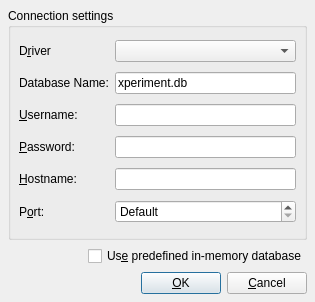
Before: the Qt Designer form sandbox/icl/libs/xplore/br1/sqlbrowser/qsqlconnectiondialog.ui in tonado/boost, drawn with Qt 5.
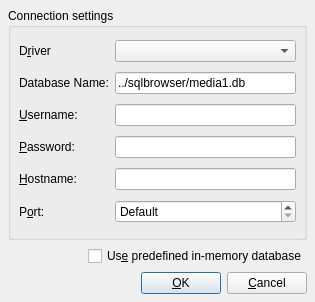
After: the same form once the commit is applied.

Commit message: Changes on the toy db-schema

```diff
--- a/sandbox/icl/libs/xplore/br1/sqlbrowser/qsqlconnectiondialog.ui
+++ b/sandbox/icl/libs/xplore/br1/sqlbrowser/qsqlconnectiondialog.ui
@@ -58,7 +58,7 @@
       <item row="1" column="1">
        <widget class="QLineEdit" name="editDatabase">
         <property name="text">
-         <string>xperiment.db</string>
+         <string>../sqlbrowser/media1.db</string>
         </property>
        </widget>
       </item>
```
The commit also changes 2 other files.
